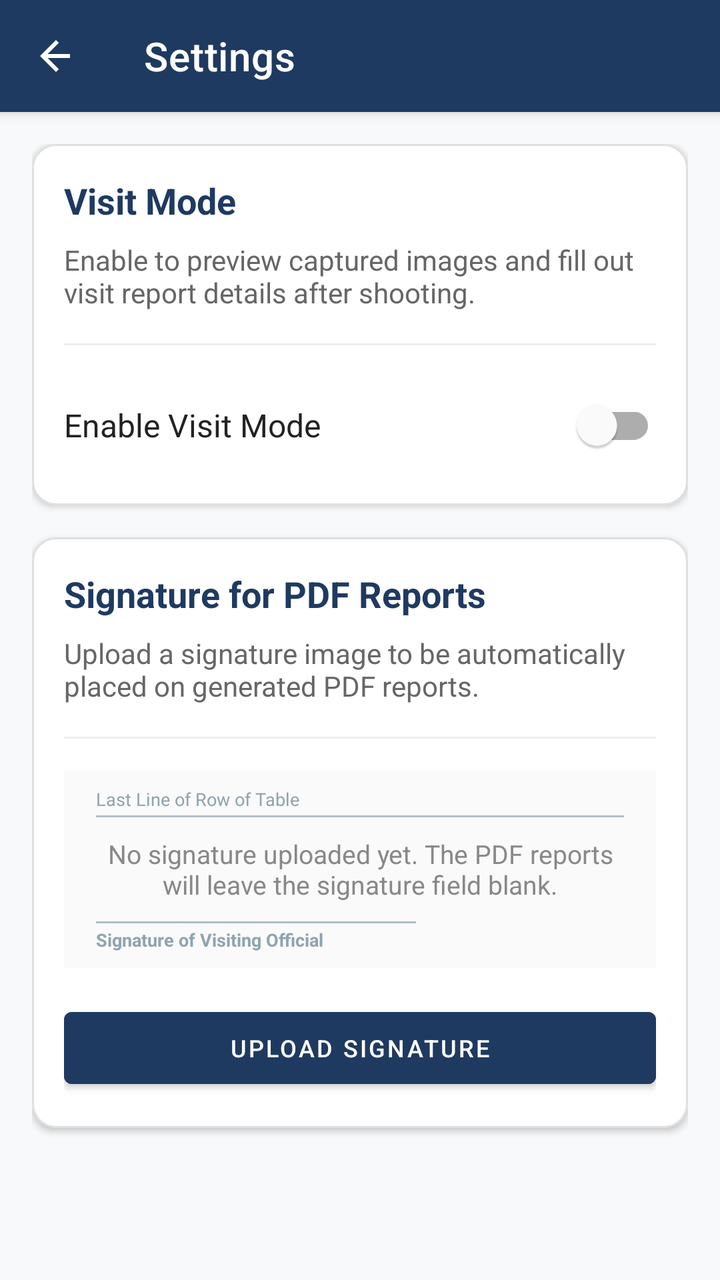
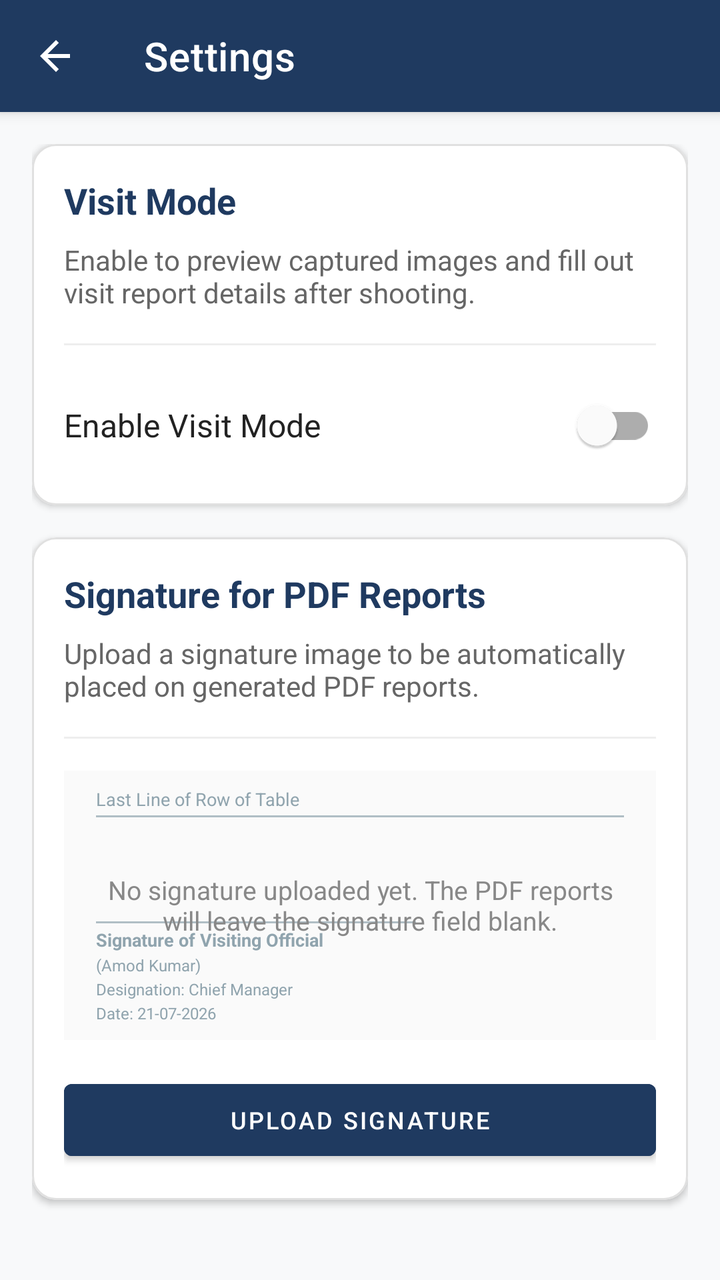

Before-and-after screenshots of an Android layout around one commit, followed by the original layout XML and the change that was made.
<!-- AndroidManifest.xml: application theme Theme.MaterialComponents.Light.NoActionBar -->
<!-- res/layout/activity_settings.xml -->
<?xml version="1.0" encoding="utf-8"?>
<androidx.coordinatorlayout.widget.CoordinatorLayout xmlns:android="http://schemas.android.com/apk/res/android"
    xmlns:app="http://schemas.android.com/apk/res-auto"
    xmlns:tools="http://schemas.android.com/tools"
    android:layout_width="match_parent"
    android:layout_height="match_parent"
    android:background="#F8F9FA">

    
    <com.google.android.material.appbar.AppBarLayout
        android:layout_width="match_parent"
        android:layout_height="wrap_content"
        android:theme="@style/ThemeOverlay.MaterialComponents.Dark.ActionBar">

        <com.google.android.material.appbar.MaterialToolbar
            android:id="@+id/settingsToolbar"
            android:layout_width="match_parent"
            android:layout_height="?attr/actionBarSize"
            android:background="#1F3A60"
            app:title="@string/settings"
            app:titleTextColor="@color/white"
            app:navigationIcon="@drawable/ic_back_white" />

    </com.google.android.material.appbar.AppBarLayout>

    
    <androidx.core.widget.NestedScrollView
        android:layout_width="match_parent"
        android:layout_height="match_parent"
        app:layout_behavior="@string/appbar_scrolling_view_behavior">

        <LinearLayout
            android:layout_width="match_parent"
            android:layout_height="wrap_content"
            android:orientation="vertical"
            android:padding="16dp">

            
            <com.google.android.material.card.MaterialCardView
                android:layout_width="match_parent"
                android:layout_height="wrap_content"
                android:layout_marginBottom="16dp"
                app:cardCornerRadius="12dp"
                app:cardElevation="2dp"
                app:cardBackgroundColor="@color/white"
                app:strokeColor="#E0E0E0"
                app:strokeWidth="1dp">

                <LinearLayout
                    android:layout_width="match_parent"
                    android:layout_height="wrap_content"
                    android:orientation="vertical"
                    android:padding="16dp">

                    <TextView
                        android:layout_width="match_parent"
                        android:layout_height="wrap_content"
                        android:text="@string/visit_mode"
                        android:textColor="#1F3A60"
                        android:textSize="18sp"
                        android:textStyle="bold"
                        android:layout_marginBottom="8dp" />

                    <TextView
                        android:layout_width="match_parent"
                        android:layout_height="wrap_content"
                        android:text="@string/visit_mode_description"
                        android:textColor="#666666"
                        android:textSize="14sp"
                        android:layout_marginBottom="16dp" />

                    <View
                        android:layout_width="match_parent"
                        android:layout_height="1dp"
                        android:background="#EEEEEE"
                        android:layout_marginBottom="16dp" />

                    <com.google.android.material.switchmaterial.SwitchMaterial
                        android:id="@+id/visitModeSwitch"
                        android:layout_width="match_parent"
                        android:layout_height="wrap_content"
                        android:text="Enable Visit Mode"
                        android:textColor="#222222"
                        android:textSize="16sp" />

                    <View
                        android:id="@+id/visitModeDivider"
                        android:layout_width="match_parent"
                        android:layout_height="1dp"
                        android:background="#EEEEEE"
                        android:layout_marginTop="16dp"
                        android:layout_marginBottom="16dp"
                        android:visibility="gone"
                        tools:visibility="visible" />

                    <com.google.android.material.switchmaterial.SwitchMaterial
                        android:id="@+id/signatureRequiredSwitch"
                        android:layout_width="match_parent"
                        android:layout_height="wrap_content"
                        android:text="Signature Required"
                        android:textColor="#222222"
                        android:textSize="16sp"
                        android:visibility="gone"
                        tools:visibility="visible" />

                </LinearLayout>

            </com.google.android.material.card.MaterialCardView>

            
            <com.google.android.material.card.MaterialCardView
                android:id="@+id/signatureSettingsCard"
                android:layout_width="match_parent"
                android:layout_height="wrap_content"
                android:layout_marginBottom="24dp"
                app:cardCornerRadius="12dp"
                app:cardElevation="2dp"
                app:cardBackgroundColor="@color/white"
                app:strokeColor="#E0E0E0"
                app:strokeWidth="1dp">

                <LinearLayout
                    android:layout_width="match_parent"
                    android:layout_height="wrap_content"
                    android:orientation="vertical"
                    android:padding="16dp">

                    <TextView
                        android:layout_width="match_parent"
                        android:layout_height="wrap_content"
                        android:text="@string/signature_section_title"
                        android:textColor="#1F3A60"
                        android:textSize="18sp"
                        android:textStyle="bold"
                        android:layout_marginBottom="8dp" />

                    <TextView
                        android:layout_width="match_parent"
                        android:layout_height="wrap_content"
                        android:text="@string/signature_description"
                        android:textColor="#666666"
                        android:textSize="14sp"
                        android:layout_marginBottom="16dp" />

                    <View
                        android:layout_width="match_parent"
                        android:layout_height="1dp"
                        android:background="#EEEEEE"
                        android:layout_marginBottom="16dp" />

                    
                    <FrameLayout
                        android:id="@+id/signaturePreviewFrame"
                        android:layout_width="match_parent"
                        android:layout_height="wrap_content"
                        android:background="#FAFAFA"
                        android:clipChildren="false"
                        android:clipToPadding="false"
                        android:layout_marginBottom="16dp">

                        
                        <LinearLayout
                            android:id="@+id/signaturePreviewContentArea"
                            android:layout_width="match_parent"
                            android:layout_height="wrap_content"
                            android:orientation="vertical"
                            android:layout_marginStart="16dp"
                            android:layout_marginEnd="16dp"
                            android:layout_marginTop="8dp"
                            android:layout_marginBottom="8dp"
                            android:clipChildren="false"
                            android:clipToPadding="false">

                            
                            <LinearLayout
                                android:id="@+id/sigPreviewTableLine"
                                android:layout_width="match_parent"
                                android:layout_height="wrap_content"
                                android:orientation="vertical">
                                
                                <TextView
                                    android:layout_width="wrap_content"
                                    android:layout_height="wrap_content"
                                    android:text="Last Line of Row of Table"
                                    android:textColor="#90A4AE"
                                    android:textSize="9sp"
                                    android:layout_marginBottom="2dp" />

                                <View
                                    android:layout_width="match_parent"
                                    android:layout_height="1dp"
                                    android:background="#B0BEC5" />
                            </LinearLayout>

                            
                            <FrameLayout
                                android:id="@+id/sigPreviewFloatArea"
                                android:layout_width="match_parent"
                                android:layout_height="50dp"
                                android:clipChildren="false"
                                android:clipToPadding="false">

                                
                                
                                <com.google.android.material.card.MaterialCardView
                                    android:id="@+id/signaturePreviewBorderCard"
                                    android:layout_width="120dp"
                                    android:layout_height="40dp"
                                    android:layout_gravity="bottom|start"
                                    android:layout_marginBottom="2dp"
                                    app:cardCornerRadius="2dp"
                                    app:cardElevation="0dp"
                                    app:strokeColor="#1F3A60"
                                    app:strokeWidth="1dp"
                                    app:cardBackgroundColor="#22FFFFFF"
                                    android:visibility="gone"
                                    tools:visibility="visible">

                                    <ImageView
                                        android:id="@+id/signaturePreviewImage"
                                        android:layout_width="match_parent"
                                        android:layout_height="match_parent"
                                        android:padding="2dp"
                                        android:scaleType="fitXY" />

                                </com.google.android.material.card.MaterialCardView>

                            </FrameLayout>

                            
                            <LinearLayout
                                android:id="@+id/sigPreviewSignatureLine"
                                android:layout_width="match_parent"
                                android:layout_height="wrap_content"
                                android:orientation="vertical"
                                android:gravity="start">

                                <View
                                    android:id="@+id/sigPreviewLineView"
                                    android:layout_width="160dp"
                                    android:layout_height="1dp"
                                    android:background="#B0BEC5"
                                    android:layout_marginTop="2dp" />

                                <TextView
                                    android:layout_width="wrap_content"
                                    android:layout_height="wrap_content"
                                    android:text="Signature of Visiting Official"
                                    android:textColor="#90A4AE"
                                    android:textStyle="bold"
                                    android:textSize="9sp"
                                    android:layout_marginTop="2dp" />
                            </LinearLayout>

                        </LinearLayout>

                        <TextView
                            android:id="@+id/noSignatureText"
                            android:layout_width="match_parent"
                            android:layout_height="match_parent"
                            android:gravity="center"
                            android:padding="16dp"
                            android:text="@string/no_signature_hint"
                            android:textColor="#888888"
                            android:textSize="13sp" />

                    </FrameLayout>

                    
                    <LinearLayout
                        android:layout_width="match_parent"
                        android:layout_height="wrap_content"
                        android:orientation="horizontal">

                        <com.google.android.material.button.MaterialButton
                            android:id="@+id/btnUploadSignature"
                            android:layout_width="0dp"
                            android:layout_height="wrap_content"
                            android:layout_weight="1"
                            android:text="@string/upload_signature"
                            android:textSize="12sp"
                            android:backgroundTint="#1F3A60"
                            android:textColor="@color/white" />

                        <Space
                            android:id="@+id/btnEditSpace"
                            android:layout_width="8dp"
                            android:layout_height="wrap_content"
                            android:visibility="gone"
                            tools:visibility="visible" />

                        <com.google.android.material.button.MaterialButton
                            android:id="@+id/btnEditSignature"
                            style="@style/Widget.MaterialComponents.Button.OutlinedButton"
                            android:layout_width="0dp"
                            android:layout_height="wrap_content"
                            android:layout_weight="1"
                            android:text="Edit"
                            android:textSize="12sp"
                            android:textColor="#1F3A60"
                            app:strokeColor="#1F3A60"
                            android:visibility="gone"
                            tools:visibility="visible" />

                        <Space
                            android:id="@+id/btnClearSpace"
                            android:layout_width="8dp"
                            android:layout_height="wrap_content"
                            android:visibility="gone"
                            tools:visibility="visible" />

                        <com.google.android.material.button.MaterialButton
                            android:id="@+id/btnClearSignature"
                            style="@style/Widget.MaterialComponents.Button.OutlinedButton"
                            android:layout_width="0dp"
                            android:layout_height="wrap_content"
                            android:layout_weight="1"
                            android:text="Clear"
                            android:textSize="12sp"
                            android:textColor="#D32F2F"
                            app:strokeColor="#D32F2F"
                            android:visibility="gone"
                            tools:visibility="visible" />

                    </LinearLayout>

                    
                    <LinearLayout
                        android:id="@+id/signatureSizeContainer"
                        android:layout_width="match_parent"
                        android:layout_height="wrap_content"
                        android:orientation="vertical"
                        android:layout_marginTop="16dp"
                        android:visibility="gone"
                        tools:visibility="visible">

                        <View
                            android:layout_width="match_parent"
                            android:layout_height="1dp"
                            android:background="#EEEEEE"
                            android:layout_marginBottom="12dp" />

                        <TextView
                            android:layout_width="match_parent"
                            android:layout_height="wrap_content"
                            android:text="PDF Signature Sizing (Dynamic)"
                            android:textStyle="bold"
                            android:textColor="#1F3A60"
                            android:textSize="13sp"
                            android:layout_marginBottom="8dp" />

                        
                        <TextView
                            android:id="@+id/sigWidthLabel"
                            android:layout_width="match_parent"
                            android:layout_height="wrap_content"
                            android:text="Display Width: 120pt"
                            android:textSize="12sp"
                            android:textColor="#555555"
                            android:layout_marginBottom="4dp" />

                        <SeekBar
                            android:id="@+id/sigWidthSeekBar"
                            android:layout_width="match_parent"
                            android:layout_height="wrap_content"
                            android:max="300"
                            android:progress="120"
                            android:paddingStart="12dp"
                            android:paddingEnd="12dp"
                            android:layout_marginBottom="12dp" />

                        
                        <TextView
                            android:id="@+id/sigHeightLabel"
                            android:layout_width="match_parent"
                            android:layout_height="wrap_content"
                            android:text="Display Height: 40pt"
                            android:textSize="12sp"
                            android:textColor="#555555"
                            android:layout_marginBottom="4dp" />

                        <SeekBar
                            android:id="@+id/sigHeightSeekBar"
                            android:layout_width="match_parent"
                            android:layout_height="wrap_content"
                            android:max="150"
                            android:progress="40"
                            android:paddingStart="12dp"
                            android:paddingEnd="12dp"
                            android:layout_marginBottom="12dp" />

                        
                        <TextView
                            android:id="@+id/sigOffsetXLabel"
                            android:layout_width="match_parent"
                            android:layout_height="wrap_content"
                            android:text="Horizontal Shift: 0pt"
                            android:textSize="12sp"
                            android:textColor="#555555"
                            android:layout_marginBottom="4dp" />

                        <SeekBar
                            android:id="@+id/sigOffsetXSeekBar"
                            android:layout_width="match_parent"
                            android:layout_height="wrap_content"
                            android:max="200"
                            android:progress="100"
                            android:paddingStart="12dp"
                            android:paddingEnd="12dp"
                            android:layout_marginBottom="12dp" />

                        
                        <TextView
                            android:id="@+id/sigOffsetYLabel"
                            android:layout_width="match_parent"
                            android:layout_height="wrap_content"
                            android:text="Vertical Shift: 0pt"
                            android:textSize="12sp"
                            android:textColor="#555555"
                            android:layout_marginBottom="4dp" />

                        <SeekBar
                            android:id="@+id/sigOffsetYSeekBar"
                            android:layout_width="match_parent"
                            android:layout_height="wrap_content"
                            android:max="120"
                            android:progress="60"
                            android:paddingStart="12dp"
                            android:paddingEnd="12dp"
                            android:layout_marginBottom="12dp" />

                        
                        <TextView
                            android:id="@+id/sigRotationLabel"
                            android:layout_width="match_parent"
                            android:layout_height="wrap_content"
                            android:text="Curve/Slant Rotation: 0°"
                            android:textSize="12sp"
                            android:textColor="#555555"
                            android:layout_marginBottom="4dp" />

                        <SeekBar
                            android:id="@+id/sigRotationSeekBar"
                            android:layout_width="match_parent"
                            android:layout_height="wrap_content"
                            android:max="90"
                            android:progress="45"
                            android:paddingStart="12dp"
                            android:paddingEnd="12dp" />

                    </LinearLayout>

                </LinearLayout>

            </com.google.android.material.card.MaterialCardView>

        </LinearLayout>

    </androidx.core.widget.NestedScrollView>

</androidx.coordinatorlayout.widget.CoordinatorLayout>
<!-- resources referenced by this layout -->
<resources>
  <color name="white">#FFFFFFFF</color>
  <!-- drawable ic_back_white (drawable) -->
  <vector xmlns:android="http://schemas.android.com/apk/res/android"
      android:width="24dp"
      android:height="24dp"
      android:viewportWidth="24"
      android:viewportHeight="24"
      android:tint="@android:color/white">
      <path
          android:fillColor="@android:color/white"
          android:pathData="M19,11H7.83l5.59,-5.59L12,4l-8,8 8,8 1.41,-1.41L7.83,13H19v-2z"/>
  </vector>
  <string name="no_signature_hint">No signature uploaded yet. The PDF reports will leave the signature field blank.</string>
  <string name="settings">Settings</string>
  <string name="signature_description">Upload a signature image to be automatically placed on generated PDF reports.</string>
  <string name="signature_section_title">Signature for PDF Reports</string>
  <string name="upload_signature">Upload Signature</string>
  <string name="visit_mode">Visit Mode</string>
  <string name="visit_mode_description">Enable to preview captured images and fill out visit report details after shooting.</string>
</resources>

<!-- the commit's change to res/layout/activity_settings.xml (unified diff, before → after) -->
@@ -243,6 +243,7 @@
                                     android:layout_marginTop="2dp" />
 
                                 <TextView
+                                    android:id="@+id/sigPreviewLabel"
                                     android:layout_width="wrap_content"
                                     android:layout_height="wrap_content"
                                     android:text="Signature of Visiting Official"
@@ -250,6 +251,33 @@
                                     android:textStyle="bold"
                                     android:textSize="9sp"
                                     android:layout_marginTop="2dp" />
+
+                                <TextView
+                                    android:id="@+id/sigPreviewStaffName"
+                                    android:layout_width="wrap_content"
+                                    android:layout_height="wrap_content"
+                                    android:text="(Amod Kumar)"
+                                    android:textColor="#90A4AE"
+                                    android:textSize="8sp"
+                                    android:layout_marginTop="1dp" />
+
+                                <TextView
+                                    android:id="@+id/sigPreviewDesignation"
+                                    android:layout_width="wrap_content"
+                                    android:layout_height="wrap_content"
+                                    android:text="Designation: Chief Manager"
+                                    android:textColor="#90A4AE"
+                                    android:textSize="8sp"
+                                    android:layout_marginTop="1dp" />
+
+                                <TextView
+                                    android:id="@+id/sigPreviewDate"
+                                    android:layout_width="wrap_content"
+                                    android:layout_height="wrap_content"
+                                    android:text="Date: 21-07-2026"
+                                    android:textColor="#90A4AE"
+                                    android:textSize="8sp"
+                                    android:layout_marginTop="1dp" />
                             </LinearLayout>
 
                         </LinearLayout>
